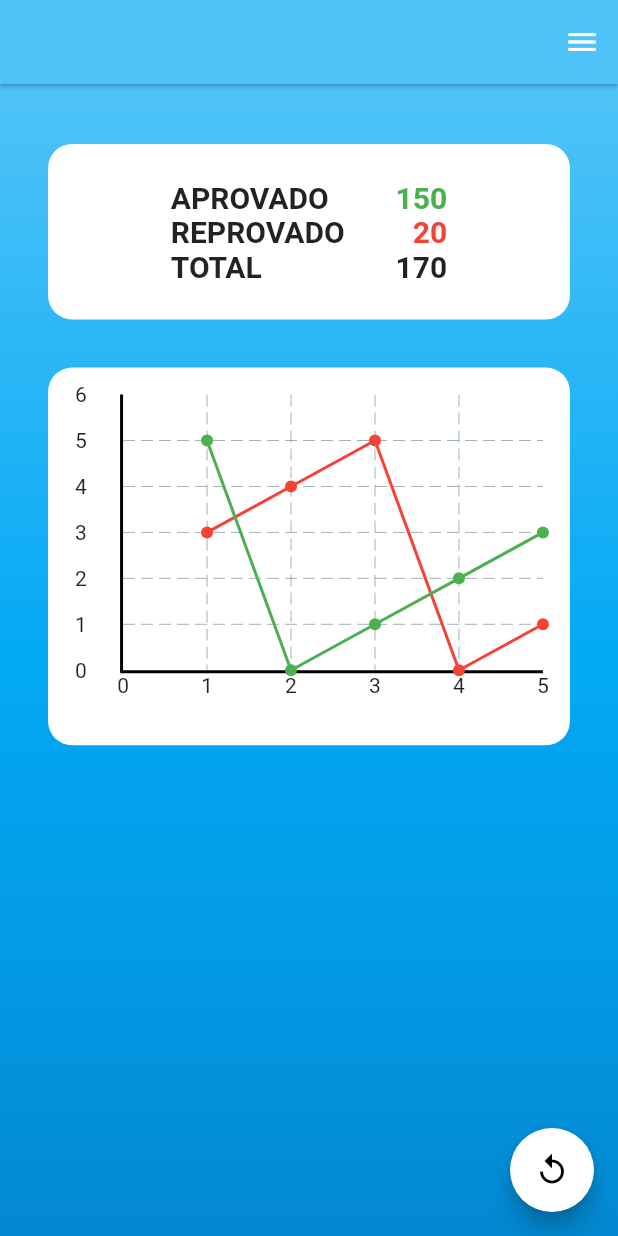
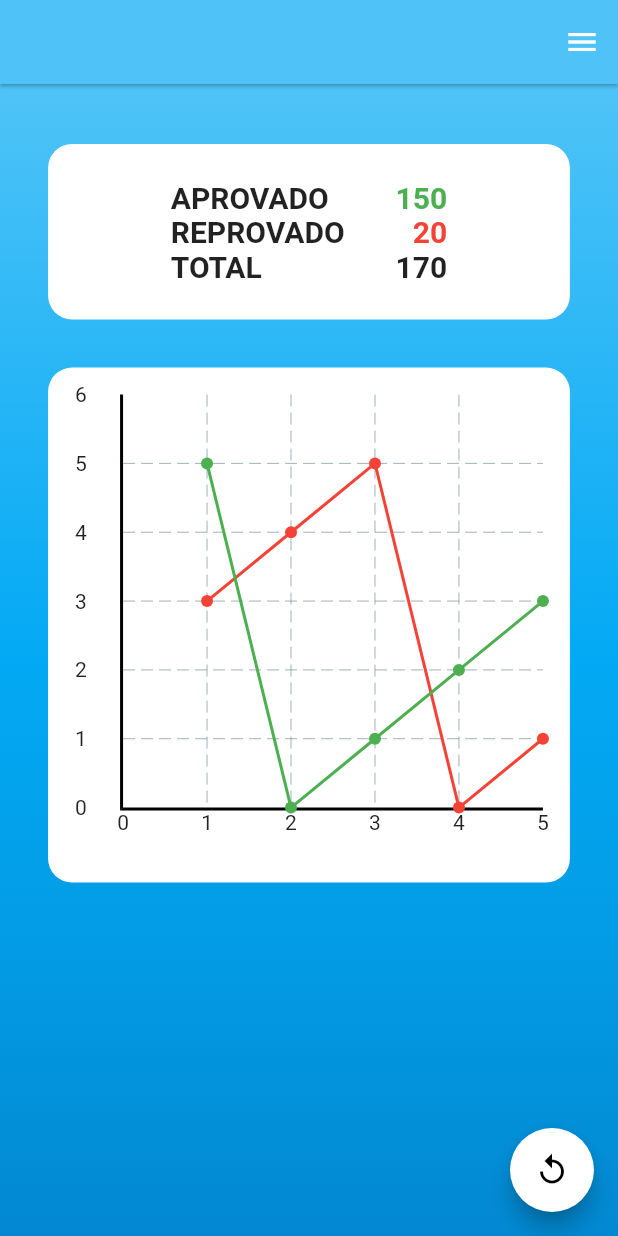
Before and after one commit to IgorGiuliano/bec-pi-viii, a Flutter app: the screen it shows after launch, on a phone screen of 412 x 824 dp. Run offline on Flutter 3.47's test engine with Material 2 defaults, Android fonts, the phone set to English and light mode, and no system bars; drawn by our look-alikes of fl_chart; our stand-ins replace dio, flutter_modular, flutter_screenutil, flutter_svg; network calls fail.

Commit message:
tamanho do grafico alterado

```diff
--- a/app/app_monitoring/lib/src/modules/monitoring/view/widgets/defaul/charts_widget.dart
+++ b/app/app_monitoring/lib/src/modules/monitoring/view/widgets/defaul/charts_widget.dart
@@ -55,7 +55,7 @@ class _ChartsWidgetState extends State<ChartsWidget> {
       padding:
           const EdgeInsets.only(top: 28, right: 28, left: 28, bottom: 28).w,
       child: Container(
-        height: 220.w,
+        height: 300.w,
         decoration: BoxDecoration(
             borderRadius: BorderRadius.circular(16), color: Colors.white),
         child: Padding(
```
